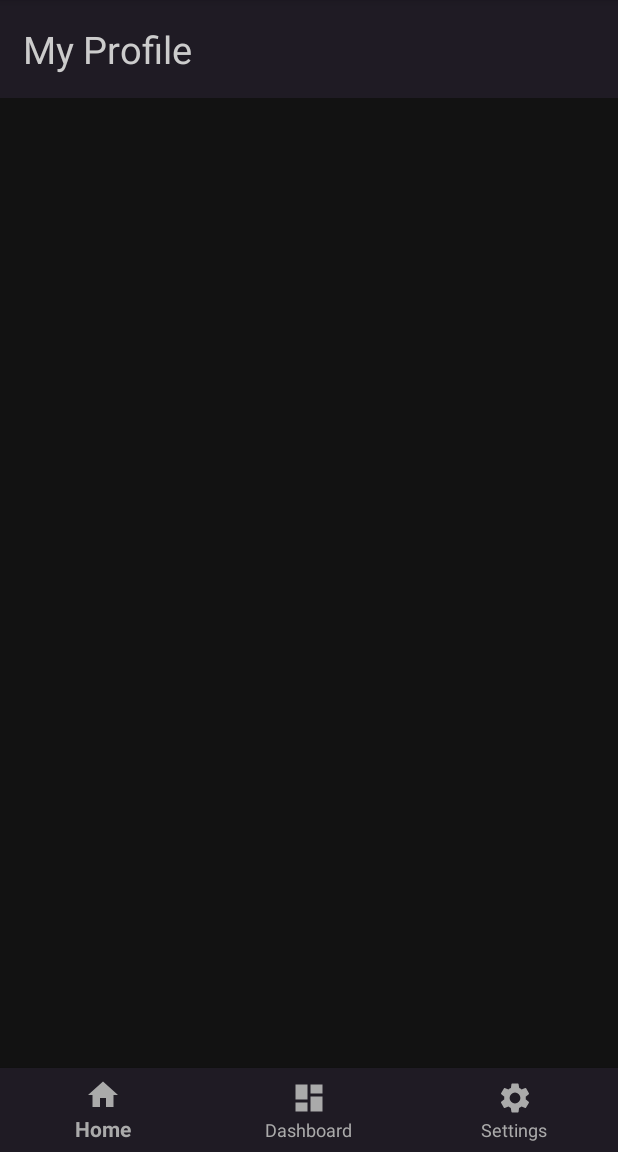
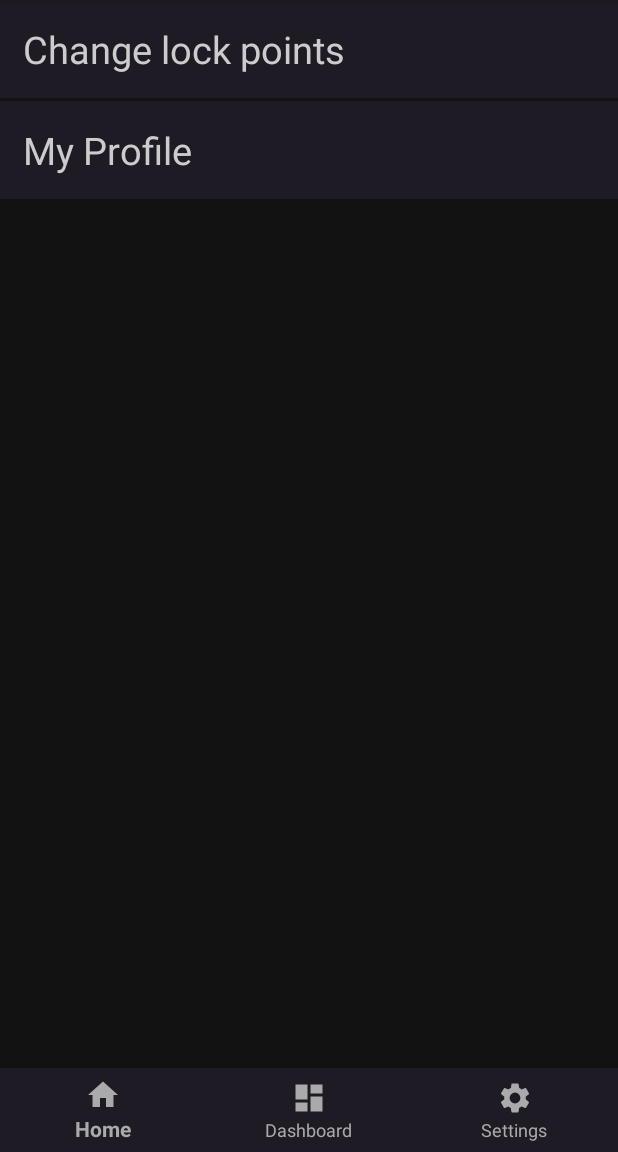
Before and after one commit to SaurabhDRao/Chronicler, an Android app: the fragment SettingsFragment placed in its activity, on a phone screen of 412 x 824 dp, the part 84-1236 px from its top. Run offline under Robolectric (Android 15) with nearby library versions, the phone set to English and light mode, and no system bars; our stand-ins replace Firebase (no records; nobody signed in at launch, a user with empty details on screens opened directly), Room's generated code.

Commit message:
can change lock points but uses built in image

```diff
--- a/app/src/main/AndroidManifest.xml
+++ b/app/src/main/AndroidManifest.xml
@@ -9,7 +9,9 @@
         android:roundIcon="@mipmap/ic_launcher_round"
         android:supportsRtl="true"
         android:theme="@style/AppTheme">
-        <activity android:name=".BaseActivity"></activity>
+        <activity android:name=".EnterCurrentLockPointsActivity"></activity>
+        <activity android:name=".ChangeLockPointsActivity" />
+        <activity android:name=".BaseActivity" />
         <activity android:name=".PostDetailsActivity" />
         <activity android:name=".ProfileActivity" />
         <activity android:name=".ViewEntryActivity" />
--- a/app/src/main/java/com/example/myapplication/SettingsFragment.java
+++ b/app/src/main/java/com/example/myapplication/SettingsFragment.java
@@ -1,5 +1,7 @@
 package com.example.myapplication;
 
+import android.app.AlertDialog;
+import android.content.DialogInterface;
 import android.content.Intent;
 import android.os.Bundle;
 import android.support.annotation.NonNull;
@@ -15,7 +17,7 @@ import com.google.firebase.auth.FirebaseAuth;
 
 public class SettingsFragment extends Fragment {
 
-    TextView profileTv;
+    TextView profileTv, changePasswordTv;
     FirebaseAuth myAuth;
 
     @Nullable
@@ -26,6 +28,7 @@ public class SettingsFragment extends Fragment {
         myAuth = FirebaseAuth.getInstance();
 
         profileTv = fragmentView.findViewById(R.id.settings_profile);
+        changePasswordTv = fragmentView.findViewById(R.id.settings_change_password);
 
         if(myAuth.getCurrentUser() == null)
             profileTv.setVisibility(View.INVISIBLE);
@@ -37,6 +40,31 @@ public class SettingsFragment extends Fragment {
             }
         });
 
+        changePasswordTv.setOnClickListener(new View.OnClickListener() {
+            @Override
+            public void onClick(View view) {
+                AlertDialog.Builder alertDialog = new AlertDialog.Builder(getContext());
+                alertDialog.setTitle("Change lock screen background");
+                alertDialog.setMessage("Do you want to change the lock screen background along with points?");
+                alertDialog.setPositiveButton("Yes", new DialogInterface.OnClickListener() {
+                    @Override
+                    public void onClick(DialogInterface dialogInterface, int i) {
+
+                    }
+                });
+
+                alertDialog.setNegativeButton("No", new DialogInterface.OnClickListener() {
+                    @Override
+                    public void onClick(DialogInterface dialogInterface, int i) {
+                        Intent intent = new Intent(getContext(), EnterCurrentLockPointsActivity.class);
+                        startActivity(intent);
+                    }
+                });
+
+                alertDialog.show();
+            }
+        });
+
         return fragmentView;
     }
 }
--- a/app/src/main/res/layout/fragment_settings.xml
+++ b/app/src/main/res/layout/fragment_settings.xml
@@ -1,5 +1,6 @@
 <?xml version="1.0" encoding="utf-8"?>
-<FrameLayout xmlns:android="http://schemas.android.com/apk/res/android"
+<android.support.constraint.ConstraintLayout xmlns:android="http://schemas.android.com/apk/res/android"
+    xmlns:app="http://schemas.android.com/apk/res-auto"
     xmlns:tools="http://schemas.android.com/tools"
     android:layout_width="match_parent"
     android:layout_height="match_parent"
@@ -11,10 +12,26 @@
         android:id="@+id/settings_profile"
         android:layout_width="match_parent"
         android:layout_height="wrap_content"
+        android:layout_marginTop="2dp"
+        android:background="@color/backgroundColorLight"
+        android:padding="15dp"
         android:text="My Profile"
         android:textColor="#ccc"
         android:textSize="25sp"
+        app:layout_constraintTop_toBottomOf="@+id/settings_change_password"
+        tools:layout_editor_absoluteX="16dp" />
+
+    <TextView
+        android:id="@+id/settings_change_password"
+        android:layout_width="match_parent"
+        android:layout_height="wrap_content"
         android:background="@color/backgroundColorLight"
-        android:padding="15dp"/>
+        android:padding="15dp"
+        android:text="Change lock points"
+        android:textColor="#ccc"
+        android:textSize="25sp"
+        app:layout_constraintEnd_toEndOf="parent"
+        app:layout_constraintStart_toStartOf="parent"
+        app:layout_constraintTop_toTopOf="parent" />
 
-</FrameLayout>
+</android.support.constraint.ConstraintLayout>
--- /dev/null
+++ b/app/src/main/res/menu/forget_password_menu.xml
@@ -0,0 +1,4 @@
+<?xml version="1.0" encoding="utf-8"?>
+<menu xmlns:android="http://schemas.android.com/apk/res/android">
+
+</menu>
```
Also changed, not shown: app/src/main/java/com/example/myapplication/ChangeLockPointsActivity.java (added, +88 -0 lines), app/src/main/java/com/example/myapplication/EnterCurrentLockPointsActivity.java (added, +101 -0 lines), app/src/main/res/layout/activity_change_lock_points.xml (added, +11 -0 lines), app/src/main/res/layout/activity_enter_current_lock_points.xml (added, +11 -0 lines).
